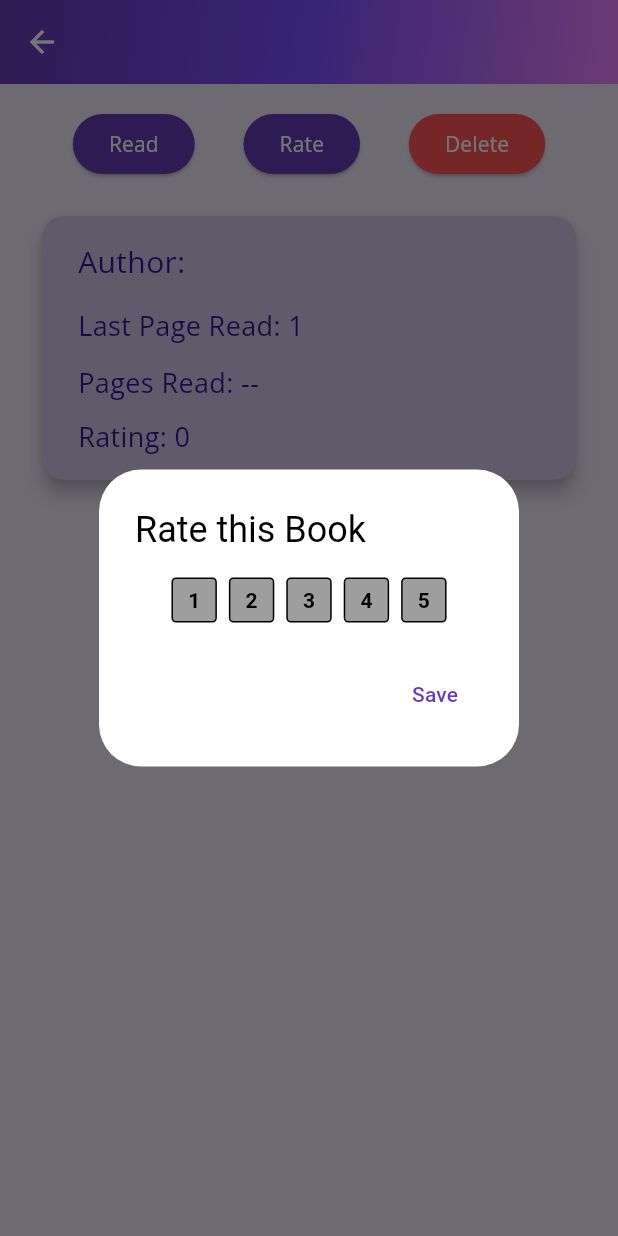
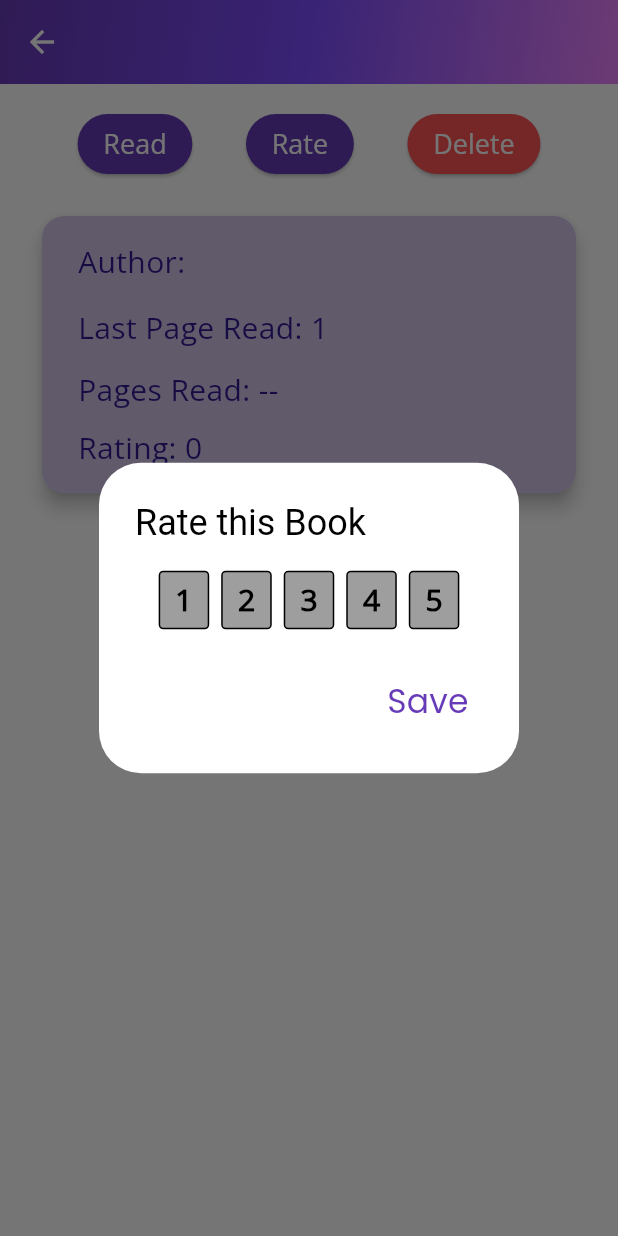
Before and after one commit to MiniProject25/digital_library, a Flutter app: the bookDetailsScreen screen opened directly with empty values, after a tap on "Read", after a tap on "Rate", on a phone screen of 412 x 824 dp. Run offline on Flutter 3.47's test engine with Material 3 defaults, Android fonts, the phone set to English and light mode, and no system bars; our stand-ins replace file_picker, sqflite; missing offline and left inert: syncfusion_flutter_pdf, syncfusion_flutter_pdfviewer; accounts and stored records are empty; statements that could not run were skipped.

Commit message:
Updates: Working on Theme Management

```diff
--- a/lib/screens/addBookScreen.dart
+++ b/lib/screens/addBookScreen.dart
@@ -38,14 +38,14 @@ class _addBookScreenState extends State<addBookScreen> {
 
   @override
   Widget build(BuildContext context) {
+
+    final textTheme = Theme.of(context).textTheme;
+    final ColorScheme = Theme.of(context).colorScheme;
+
     return AlertDialog(
       title: Text("Add a book"),
-      titleTextStyle: TextStyle(
-        color: Colors.deepPurple,
-        fontSize: 22,
-        fontFamily: 'Poppins'
-      ),
-      backgroundColor: Colors.deepPurple.shade50,
+      titleTextStyle: textTheme.labelLarge,
+      backgroundColor: ColorScheme.surface,
       content: Column(
         // Ensures content fits nicely inside the alert dialog
         mainAxisSize: MainAxisSize.min,
@@ -77,9 +77,13 @@ class _addBookScreenState extends State<addBookScreen> {
 
           SizedBox(height: 16,),
           /// Button to trigger file picker and upload a PDF file.
-          MaterialButton(
-            onPressed: () => bService.uploadBook(context),
-            child: Text('Upload a file', style: TextStyle(color: Colors.deepPurple, fontWeight: FontWeight.w500),),
+          Container(
+            alignment: Alignment.centerLeft,
+            child: MaterialButton(
+              onPressed: () => bService.uploadBook(context),
+              child: Text('Upload a file',
+                style: textTheme.labelSmall,),
+            ),
           ),
         ],
       ),
--- a/lib/screens/bookDetailsScreen.dart
+++ b/lib/screens/bookDetailsScreen.dart
@@ -1,10 +1,11 @@
+import 'dart:io';
 import 'package:digital_library/main.dart';
 import 'package:digital_library/models/bookModel.dart';
 import 'package:digital_library/screens/pdfViewerScreen.dart';
 import 'package:digital_library/services/BookServices.dart';
-import 'package:digital_library/services/db_service.dart';
 import 'package:digital_library/themes/themes.dart';
 import 'package:flutter/material.dart';
+import 'package:syncfusion_flutter_pdf/pdf.dart';
 
 /// Displays detailed information about a selected [Book].
 ///
@@ -43,6 +44,7 @@ class _bookDetailsScreenState extends State<bookDetailsScreen> with RouteAware {
     // TODO: implement didPopNext
     super.didPopNext();
     fetchLastReadPage();
+    extractMetaData();
     setState(() {
       widget.book.rating = selectedRating;
     });
@@ -106,24 +108,40 @@ class _bookDetailsScreenState extends State<bookDetailsScreen> with RouteAware {
     );
   }
 
+  // extracting the book metadata
+  Future<void> extractMetaData() async {
+    final path = File(widget.book.filePath);
+    final bytes = await path.readAsBytes();
+
+    final document = PdfDocument(inputBytes: bytes);
+    final info = document.documentInformation;
+
+    print('Title: ${info.title}');
+    print('Author: ${info.author}');
+
+    document.dispose();
+  }
+
   @override
   Widget build(BuildContext context) {
+
+    final textTheme = Theme.of(context).textTheme;
+    final elevatedButtonTheme = Theme.of(context).elevatedButtonTheme;
+    final ColorScheme = Theme.of(context).colorScheme;
+
     return Scaffold(
-      backgroundColor: Colors.deepPurple.shade50,
+      backgroundColor: ColorScheme.surface,
       appBar: AppBar(
-        titleTextStyle: TextStyle(
-          fontFamily: 'Poppins',
-          color: Colors.white,
-          fontSize: 25
-        ),
+        titleTextStyle: textTheme.headlineLarge,
         flexibleSpace: Container(
-          decoration: BoxDecoration(
-            gradient: purpleGradient
-          ),
+          decoration: BoxDecoration(gradient: purpleGradient),
         ),
         title: Text(widget.book.title),
         leading: IconButton(
-          icon: Icon(Icons.arrow_back, color: Colors.white,),
+          icon: Icon(
+            Icons.arrow_back,
+            color: Colors.white,
+          ),
           onPressed: () => Navigator.pop(context),
         ),
       ),
@@ -153,19 +171,16 @@ class _bookDetailsScreenState extends State<bookDetailsScreen> with RouteAware {
                       ),
                     );
                   },
-                  style: ElevatedButton.styleFrom(
-                    backgroundColor: Colors.deepPurple.shade500,
-                    foregroundColor: Colors.white
+                  style: elevatedButtonTheme.style,
+                  child: Text(
+                    "Read",
+                    style: TextStyle(fontFamily: 'OpenSans'),
                   ),
-                  child: Text("Read", style: TextStyle(fontFamily: 'OpenSans'),),
                 ),
 
                 /// Placeholder for rating functionality
                 ElevatedButton(
-                  style: ElevatedButton.styleFrom(
-                    backgroundColor: Colors.deepPurple.shade500,
-                    foregroundColor: Colors.white
-                  ),
+                  style: elevatedButtonTheme.style,
                   onPressed: () {
                     showDialog(
                         context: context,
@@ -228,17 +243,22 @@ class _bookDetailsScreenState extends State<bookDetailsScreen> with RouteAware {
                           });
                         });
                   },
-                  child: Text("Rate", style: TextStyle(fontFamily: 'OpenSans'),),
+                  child: Text(
+                    "Rate",
+                    style: TextStyle(fontFamily: 'OpenSans'),
+                  ),
                 ),
 
                 /// Deletes the book after confirmation
                 ElevatedButton(
                   onPressed: () => _confirmDelete(widget.book.id),
                   style: ElevatedButton.styleFrom(
-                    backgroundColor: Colors.redAccent,
-                    foregroundColor: Colors.white
+                      backgroundColor: Colors.redAccent,
+                      foregroundColor: Colors.white),
+                  child: Text(
+                    "Delete",
+                    style: TextStyle(fontFamily: 'OpenSans'),
                   ),
-                  child: Text("Delete", style: TextStyle(fontFamily: 'OpenSans'),),
                 ),
               ],
             ),
@@ -257,37 +277,27 @@ class _bookDetailsScreenState extends State<bookDetailsScreen> with RouteAware {
                   ),
                   color: Colors.deepPurple.shade100,
                   child: Padding(
-                    padding: const EdgeInsets.symmetric(horizontal: 24.0, vertical: 16.0),
+                    padding: const EdgeInsets.symmetric(
+                        horizontal: 24.0, vertical: 16.0),
                     child: Column(
                       crossAxisAlignment: CrossAxisAlignment.start,
                       children: [
                         Text(
                           "Author: ${widget.book.author}",
-                          style: TextStyle(
-                            fontSize: 20,
-                            fontFamily: 'OpenSans',
-                            fontWeight: FontWeight.w500,
-                            color: Colors.deepPurple.shade900,),
+                          style: textTheme.bodyMedium,
                         ),
                         SizedBox(height: 15),
-                        Text("Last Page Read: $lastReadPage", style: TextStyle(
-                          fontSize: 18,
-                          fontFamily: 'OpenSans',
-                          fontWeight: FontWeight.w500,
-                          color: Colors.deepPurple.shade900,)),
+                        Text("Last Page Read: $lastReadPage",
+                            style: textTheme.bodyMedium
+                        ),
                         SizedBox(height: 12),
-                        Text("Pages Read: --", style: TextStyle(
-                          fontSize: 18,
-                          fontFamily: 'OpenSans',
-                          fontWeight: FontWeight.w500,
-                          color: Colors.deepPurple.shade900,)),
+                        Text("Pages Read: --",
+                            style: textTheme.bodyMedium
+                        ),
                         SizedBox(height: 10),
                         Text("Rating: ${widget.book.rating}",
-                            style: TextStyle(
-                              fontSize: 18,
-                              fontFamily: 'OpenSans',
-                              fontWeight: FontWeight.w500,
-                              color: Colors.deepPurple.shade900,)),
+                            style: textTheme.bodyMedium
+                          ),
                       ],
                     ),
                   ),
--- a/lib/screens/homeScreen.dart
+++ b/lib/screens/homeScreen.dart
@@ -151,11 +151,12 @@ class _homeScreenState extends State<homeScreen> with RouteAware {
         children: [
           /// Horizontal list of shelves or message to create a shelf
           Padding(
-            padding: EdgeInsets.symmetric(horizontal: 16.0, vertical: 26),
+            padding: EdgeInsets.symmetric(horizontal: 5.0, vertical: 10),
             child: Container(
               decoration: BoxDecoration(
                 color: purpleTheme.colorScheme.secondary,
                 borderRadius: BorderRadius.circular(16.0),
+                // boxShadow: BoxShadow(),
               ),
               width: double.infinity,
               height: 300,
@@ -248,7 +249,7 @@ class _homeScreenState extends State<homeScreen> with RouteAware {
             ),
           ),
 
-          const SizedBox(height: 8),
+          // const SizedBox(height: 4),
 
           /// Vertical list of recently read books
           Expanded(
@@ -258,7 +259,7 @@ class _homeScreenState extends State<homeScreen> with RouteAware {
                 color: purpleTheme.colorScheme.secondary,
               ),
               width: MediaQuery.of(context).size.width,
-              margin: EdgeInsets.only(bottom: 20, left: 15, right: 15),
+              margin: EdgeInsets.only(bottom: 10, left: 5, right: 5),
               padding: EdgeInsets.symmetric(vertical: 10, horizontal: 10),
 
               /// Display message if list is empty
--- a/lib/screens/shelfScreen.dart
+++ b/lib/screens/shelfScreen.dart
@@ -109,8 +109,11 @@ class _shelfScreenState extends State<shelfScreen> {
 
   @override
   Widget build(BuildContext context) {
+    final ColorScheme = Theme.of(context).colorScheme;
+    final textTheme = Theme.of(context).textTheme;
+
     return Scaffold(
-      backgroundColor: Colors.deepPurple.shade50,
+      backgroundColor: ColorScheme.surface,
       appBar: AppBar(
         flexibleSpace: Container(
           decoration: BoxDecoration(
@@ -118,11 +121,7 @@ class _shelfScreenState extends State<shelfScreen> {
           ),
         ),
         title: Text(widget.shelf.name),
-        titleTextStyle: TextStyle(
-          color: Colors.white,
-          fontFamily: 'Poppins',
-          fontSize: 25,
-        ),
+        titleTextStyle: textTheme.headlineLarge,
         actions: [
           IconButton(
               onPressed: () => _confirmDelete(widget.shelf.id),
--- a/lib/themes/themes.dart
+++ b/lib/themes/themes.dart
@@ -2,7 +2,7 @@
 
 import 'package:flutter/material.dart';
 
-enum AppTheme { light, dark, purple }
+// enum AppTheme { light, dark, purple }
 
 /// purple theme
 const Color _purplePrimary = Colors.deepPurple;
@@ -57,6 +57,63 @@ ThemeData purpleTheme = ThemeData(
     foregroundColor: Colors.white,
     elevation: 0,
   ),
+  textTheme: TextTheme(
+    // titles in the appbar
+    headlineLarge: TextStyle(
+        color: Colors.white,
+        fontSize: 26,
+        fontWeight: FontWeight.bold,
+        fontFamily: 'Poppins'),
+
+    labelLarge: TextStyle(
+      color: Colors.deepPurple,
+      fontSize: 22,
+      fontFamily: 'Poppins',
+    ),
+
+    // text in the body
+    bodyMedium: TextStyle(
+      color: Colors.deepPurple.shade900,
+      fontFamily: 'OpenSans',
+      fontWeight: FontWeight.w500,
+      fontSize: 20,
+    ),
+
+    labelSmall: TextStyle(
+      fontFamily: 'OpenSans',
+      color: Colors.deepPurple,
+      fontWeight: FontWeight.w900,
+      fontSize: 14,
+    ),
+  ),
+  elevatedButtonTheme: ElevatedButtonThemeData(
+    style: ButtonStyle(
+      backgroundColor: WidgetStateProperty.all<Color>(
+        Colors.deepPurple.shade500,
+      ),
+      foregroundColor: WidgetStateProperty.all<Color>(
+        Colors.white,
+      ),
+      overlayColor: WidgetStateProperty.resolveWith<Color?>(
+        (Set<WidgetState> states) {
+          if (states.contains(WidgetState.pressed)) {
+            return Colors.deepPurple.shade900.withOpacity(0.2);
+          }
+          return null;
+        },
+      ),
+      textStyle: WidgetStateProperty.all<TextStyle>(
+        const TextStyle(
+          fontSize: 18,
+          fontFamily: 'OpenSans',
+          color: Colors.white,
+        ),
+      ),
+    ),
+  ),
+  cardTheme: CardTheme(
+    color: Colors.deepPurple.shade50,
+  ),
 );
 
 ThemeData lightTheme = ThemeData(
--- a/lib/widgets/bookTile.dart
+++ b/lib/widgets/bookTile.dart
@@ -9,18 +9,21 @@ class BookTile extends StatelessWidget {
 
   @override
   Widget build(BuildContext context) {
+    final cardTheme = Theme.of(context).cardTheme;
+    final ColorScheme = Theme.of(context).colorScheme;
+
     return Card(
       shape: RoundedRectangleBorder(borderRadius: BorderRadius.circular(12)),
       elevation: 3,
-      color: Colors.deepPurple.shade50,
+      color: cardTheme.color,
       child: ListTile(
         title: Text(
           book.title,
-          style: TextStyle(color: Colors.deepPurple.shade800),
+          style: TextStyle(color: ColorScheme.primary, fontSize: 20),
         ),
         subtitle: Text(
           book.author,
-          style: TextStyle(color: Colors.deepPurple.shade400),
+          style: TextStyle(color: ColorScheme.secondary, fontSize: 14),
         ),
         trailing: Icon(Icons.arrow_forward, color: Colors.deepPurple.shade300,),
         onTap: onTap,
--- a/pubspec.yaml
+++ b/pubspec.yaml
@@ -42,6 +42,7 @@ dependencies:
   cupertino_icons: ^1.0.8
   flutter_pdfview: ^1.4.0
   syncfusion_flutter_pdfviewer: ^29.1.33
+  syncfusion_flutter_pdf: ^29.1.33
 
 dev_dependencies:
   flutter_test:
```
Also changed, not shown: pubspec.lock.
